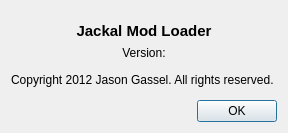
First picture: the form in modloader_qt/about.ui, repository jpeg/TDL-Mod-Loader, before the edit.
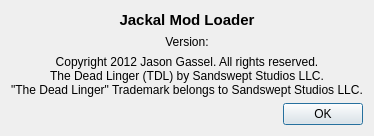
Second picture: the form after the edit.

Patch:
```diff
--- a/modloader_qt/about.ui
+++ b/modloader_qt/about.ui
@@ -6,8 +6,8 @@
    <rect>
     <x>0</x>
     <y>0</y>
-    <width>258</width>
-    <height>133</height>
+    <width>328</width>
+    <height>130</height>
    </rect>
   </property>
   <property name="sizePolicy">
@@ -61,7 +61,12 @@
    <item>
     <widget class="QLabel" name="labelInfo">
      <property name="text">
-      <string>Copyright 2012 Jason Gassel. All rights reserved. </string>
+      <string>Copyright 2012 Jason Gassel. All rights reserved.
+The Dead Linger (TDL) by Sandswept Studios LLC.
+&quot;The Dead Linger&quot; Trademark belongs to Sandswept Studios LLC.</string>
+     </property>
+     <property name="alignment">
+      <set>Qt::AlignCenter</set>
      </property>
     </widget>
    </item>
```
